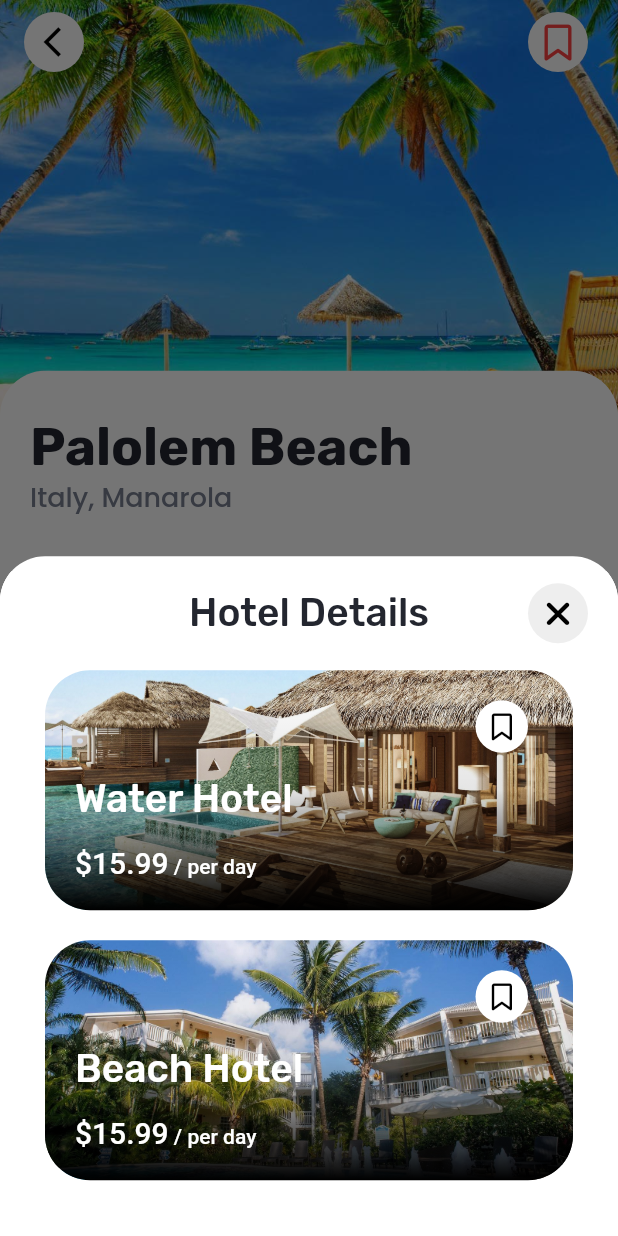
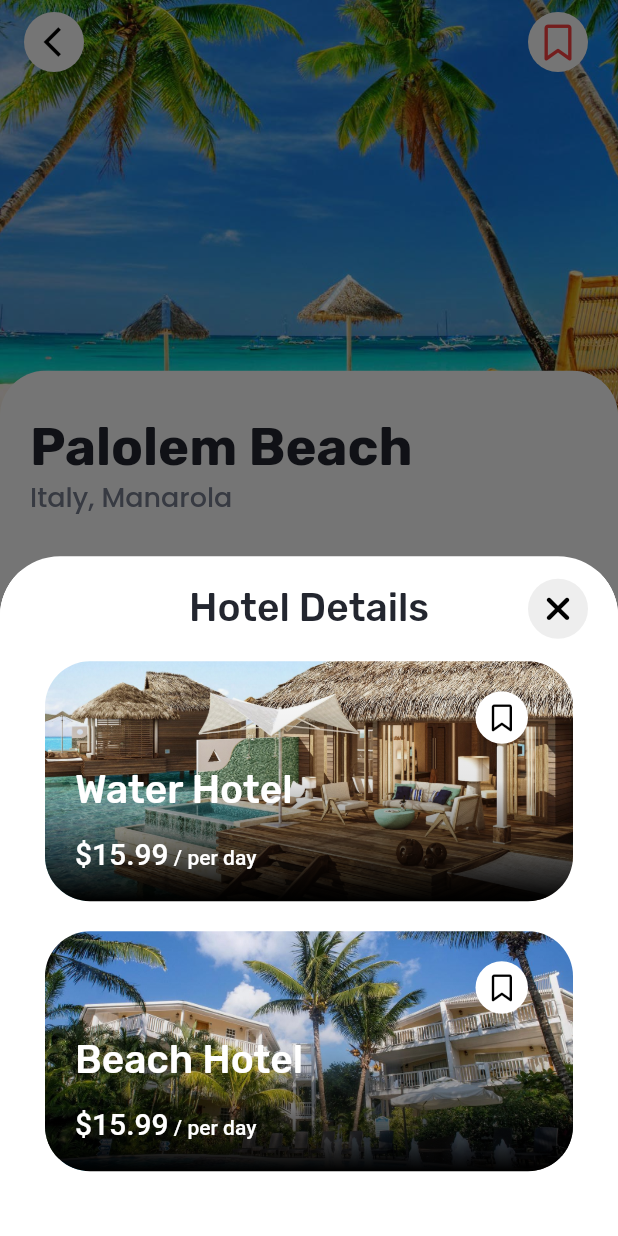
Before and after one commit to edwin141999/booking_app, a Flutter app: the PackageDetailsScreen screen opened by its route, after a tap on an icon or button, on a phone screen of 412 x 824 dp. Run offline on Flutter 3.47's test engine with Material 2 defaults, Android fonts, the phone set to English and light mode, and no system bars; our stand-ins replace firebase_auth, firebase_core, flutter_dotenv, font_awesome_flutter, google_sign_in; accounts and stored records are empty.

```diff
--- a/lib/widgets/hotel_details.dart
+++ b/lib/widgets/hotel_details.dart
@@ -1,5 +1,6 @@
 import 'package:booking_app/models/hotel_details_model.dart';
 import 'package:booking_app/styles/fonts/fonts_view.dart';
+import 'package:booking_app/widgets/title_modal.dart';
 import 'package:flutter/material.dart';
 import 'package:font_awesome_flutter/font_awesome_flutter.dart';
 
@@ -9,35 +10,13 @@ class HotelDetails extends StatelessWidget {
   @override
   Widget build(BuildContext context) {
     return ClipRRect(
-      borderRadius: const BorderRadius.only(
-        topLeft: Radius.circular(30),
-        topRight: Radius.circular(30),
-      ),
+      borderRadius: const BorderRadius.vertical(top: Radius.circular(40)),
       child: Padding(
         padding: const EdgeInsets.only(top: 10),
         child: Scaffold(
-          appBar: AppBar(
-            title: const Text('Hotel Details', style: FontSelect.kTitle26),
-            centerTitle: true,
-            backgroundColor: Colors.white,
-            foregroundColor: Colors.black,
-            automaticallyImplyLeading: false,
-            elevation: 0,
-            actions: [
-              Padding(
-                padding: const EdgeInsets.only(right: 20),
-                child: CircleAvatar(
-                  backgroundColor: Colors.grey[200],
-                  foregroundColor: Colors.black,
-                  child: IconButton(
-                      onPressed: () {
-                        Navigator.pop(context);
-                      },
-                      icon: const Icon(FontAwesomeIcons.xmark)),
-                ),
-              ),
-            ],
-          ),
+          appBar: const PreferredSize(
+              preferredSize: Size.fromHeight(50),
+              child: TitleModal(title: 'Hotel Details')),
           backgroundColor: Colors.white,
           body: SingleChildScrollView(
             physics: const BouncingScrollPhysics(),
--- a/lib/widgets/include.dart
+++ b/lib/widgets/include.dart
@@ -31,10 +31,8 @@ class Include extends StatelessWidget {
                               ? showModalBottomSheet<void>(
                                   context: context,
                                   shape: const RoundedRectangleBorder(
-                                    borderRadius: BorderRadius.only(
-                                      topLeft: Radius.circular(30),
-                                      topRight: Radius.circular(30),
-                                    ),
+                                    borderRadius: BorderRadius.vertical(
+                                        top: Radius.circular(40)),
                                   ),
                                   isScrollControlled: true,
                                   backgroundColor: Colors.white,
@@ -50,10 +48,8 @@ class Include extends StatelessWidget {
                                   ? showModalBottomSheet<void>(
                                       context: context,
                                       shape: const RoundedRectangleBorder(
-                                        borderRadius: BorderRadius.only(
-                                          topLeft: Radius.circular(30),
-                                          topRight: Radius.circular(30),
-                                        ),
+                                        borderRadius: BorderRadius.vertical(
+                                            top: Radius.circular(40)),
                                       ),
                                       backgroundColor: Colors.white,
                                       isScrollControlled: true,
--- /dev/null
+++ b/lib/widgets/title_modal.dart
@@ -0,0 +1,35 @@
+import 'package:booking_app/styles/fonts/fonts_view.dart';
+import 'package:flutter/material.dart';
+import 'package:font_awesome_flutter/font_awesome_flutter.dart';
+
+class TitleModal extends StatelessWidget {
+  const TitleModal({Key? key, required this.title}) : super(key: key);
+
+  final String title;
+
+  @override
+  Widget build(BuildContext context) {
+    return AppBar(
+      title: Text(title, style: FontSelect.kTitle26),
+      centerTitle: true,
+      backgroundColor: Colors.white,
+      foregroundColor: Colors.black,
+      automaticallyImplyLeading: false,
+      elevation: 0,
+      actions: [
+        Padding(
+          padding: const EdgeInsets.only(right: 20),
+          child: CircleAvatar(
+            backgroundColor: Colors.grey[200],
+            foregroundColor: Colors.black,
+            child: IconButton(
+                onPressed: () {
+                  Navigator.pop(context);
+                },
+                icon: const Icon(FontAwesomeIcons.xmark)),
+          ),
+        ),
+      ],
+    );
+  }
+}
```
Also changed, not shown: lib/widgets/check_availability.dart (added, +23 -0 lines), lib/widgets/fly_details.dart (+5 -27 lines), lib/widgets/point_check.dart (+17 -1 lines).
